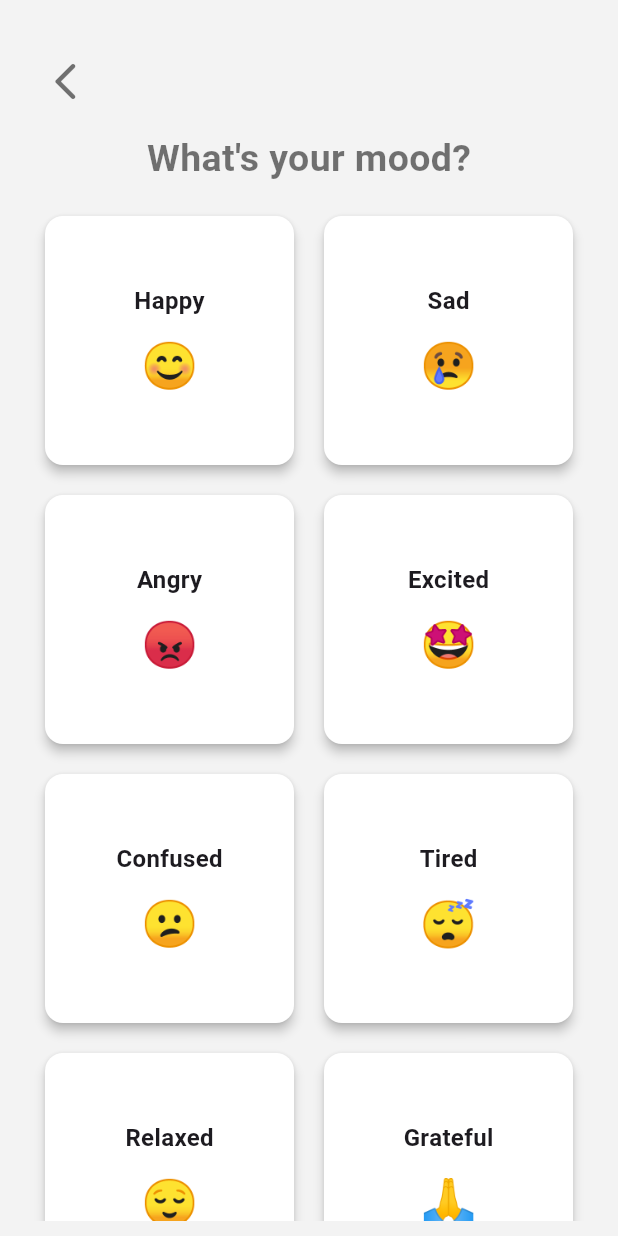
After one commit to Whis99/MoodyApp, a Flutter app: the HomePage screen opened directly, scrolled down 60 dp, after a tap on the "arrow forward ios" icon, on a phone screen of 412 x 824 dp. The commit adds this screen. Run offline on Flutter 3.47's test engine with Material 3 defaults, Android fonts, the phone set to English and light mode, and no system bars; our stand-ins replace cloud_firestore, firebase_auth, firebase_core; accounts and stored records are empty.

Commit message:
hompegae, mood card, set mood page

```diff
--- a/lib/components/firebaseService.dart
+++ b/lib/components/firebaseService.dart
@@ -1,4 +1,5 @@
 import 'package:cloud_firestore/cloud_firestore.dart';
+import 'package:firebase_auth/firebase_auth.dart';
 
 // Class to interact with Firestore to handle user data and mood entries
 class FirebaseService {
@@ -31,4 +32,18 @@ class FirebaseService {
       print('Error adding mood: $e');
     }
   }
+
+  // Retrieve a snapshot containing the user's name.
+  Future<String> getUserName() async {
+    final user = FirebaseAuth.instance.currentUser;
+    final docRef = _firestore.collection('users').doc(user!.uid);
+
+    final docSnapshot = await docRef.get();
+    if (docSnapshot.exists) {
+      return docSnapshot.data()!['name'] as String;
+    } else {
+      // Handle case where document doesn't exist
+      return 'User Not Found';
+    }
+  }
 }
--- a/lib/main.dart
+++ b/lib/main.dart
@@ -31,6 +31,9 @@ class MyApp extends StatelessWidget {
         Login.id: (context) => Login(),
       },
       debugShowCheckedModeBanner: false,
+      theme: ThemeData(
+        useMaterial3: true,
+      ),
     );
   }
 }
--- a/lib/pages/Login.dart
+++ b/lib/pages/Login.dart
@@ -1,7 +1,7 @@
 import 'package:flutter/material.dart';
 import 'package:firebase_auth/firebase_auth.dart';
 import 'package:moody/pages/Sign_up.dart';
-import 'package:moody/pages/mood_tracker.dart';
+import 'package:moody/pages/home.dart';
 
 class Login extends StatelessWidget {
   static const String id = 'login';
@@ -19,8 +19,8 @@ class Login extends StatelessWidget {
           email: email, password: password);
       // Navigate to the next screen upon successful login
       if (user.user != null) {
-        Navigator.pushReplacement(context,
-            MaterialPageRoute(builder: (context) => const MoodTracker()));
+        Navigator.pushReplacement(
+            context, MaterialPageRoute(builder: (context) => HomePage()));
       }
     } catch (e) {
       // Handle login errors
@@ -62,6 +62,7 @@ class Login extends StatelessWidget {
                   const SizedBox(height: 20),
                   TextField(
                     controller: _emailController,
+                    keyboardType: TextInputType.emailAddress,
                     decoration: InputDecoration(
                       hintText: 'Email',
                       border: OutlineInputBorder(
@@ -74,6 +75,7 @@ class Login extends StatelessWidget {
                   const SizedBox(height: 10),
                   TextField(
                     controller: _passwordController,
+                    keyboardType: TextInputType.visiblePassword,
                     obscureText: true,
                     decoration: InputDecoration(
                       hintText: 'Password',
--- a/lib/pages/Sign_up.dart
+++ b/lib/pages/Sign_up.dart
@@ -1,7 +1,7 @@
 import 'package:flutter/material.dart';
 import 'package:firebase_auth/firebase_auth.dart';
 import 'package:moody/components/firebaseService.dart';
-import 'package:moody/pages/mood_tracker.dart';
+import 'package:moody/pages/home.dart';
 // import 'package:moody/pages/Login.dart';
 
 class SignUp extends StatelessWidget {
@@ -31,8 +31,8 @@ class SignUp extends StatelessWidget {
 
       // Navigate to the next screen upon successful sign-up
       if (newUser.user != null) {
-        Navigator.pushReplacement(context,
-            MaterialPageRoute(builder: (context) => const MoodTracker()));
+        Navigator.pushReplacement(
+            context, MaterialPageRoute(builder: (context) => HomePage()));
       }
     } on FirebaseAuthException catch (e) {
       if (e.code == 'email-already-in-use') {
--- /dev/null
+++ b/lib/pages/home.dart
@@ -0,0 +1,211 @@
+import 'package:flutter/material.dart';
+import 'package:flutter/widgets.dart';
+// import 'package:firebase_auth/firebase_auth.dart';
+import 'package:moody/components/firebaseService.dart';
+import 'package:moody/pages/setMood.dart';
+
+class HomePage extends StatefulWidget {
+  HomePage({super.key});
+
+  @override
+  State<HomePage> createState() => _HomePageState();
+}
+
+class _HomePageState extends State<HomePage> {
+  final FirebaseService firebaseService = FirebaseService();
+  Future<String>? _userName;
+
+  @override
+  void initState() {
+    super.initState();
+    _userName = firebaseService.getUserName();
+  }
+
+  @override
+  Widget build(BuildContext context) {
+    return Scaffold(
+      backgroundColor: const Color.fromARGB(255, 243, 243, 243),
+      appBar: AppBar(
+        title: const Text("Moody"),
+        titleSpacing: 00.0,
+        centerTitle: true,
+        toolbarHeight: 60.2,
+        toolbarOpacity: 0.9,
+        elevation: 0.00,
+      ),
+      body: Padding(
+        padding: const EdgeInsets.fromLTRB(20, 25, 20, 10),
+        child: ListView(
+          children: [
+            FutureBuilder<String>(
+                future: _userName,
+                builder: (context, snapshot) {
+                  if (snapshot.hasData) {
+                    print(_userName);
+                    return Text(
+                      "Hi $_userName",
+                      style: const TextStyle(
+                        color: Colors.black54,
+                        fontWeight: FontWeight.w600,
+                        fontSize: 20.0,
+                      ),
+                    );
+                  } else if (snapshot.hasError) {
+                    return Text('Error: ${snapshot.error}');
+                  }
+                  // Display a loading indicator while fetching
+                  return const CircularProgressIndicator();
+                }),
+            // SearchBar
+            Padding(
+              padding: EdgeInsets.symmetric(vertical: 20),
+              child: TextField(
+                decoration: InputDecoration(
+                  hintText: "Search for a user",
+                  filled: true,
+                  fillColor: Colors.white,
+                  prefixIcon:
+                      const Icon(Icons.search, size: 30, color: Colors.black54),
+                  border: OutlineInputBorder(
+                    borderRadius: BorderRadius.circular(50),
+                  ),
+                ),
+              ),
+            ),
+            moodCard(),
+            setMood(),
+            userList(),
+          ],
+        ),
+      ),
+    );
+  }
+
+  Container userList() {
+    return Container(
+      margin: EdgeInsets.symmetric(vertical: 20),
+      padding: EdgeInsets.all(20),
+      height: 350.0,
+      decoration: BoxDecoration(
+        color: Colors.white,
+        borderRadius: BorderRadius.circular(10),
+        boxShadow: [
+          BoxShadow(
+            color: Colors.grey.withOpacity(0.5),
+            spreadRadius: 2,
+            blurRadius: 3,
+            offset: Offset(0, 2),
+          ),
+        ],
+      ),
+      child: SingleChildScrollView(
+        child: ListView.builder(
+          shrinkWrap: true,
+          physics: const NeverScrollableScrollPhysics(),
+          itemCount: 10, // Replace with actual count of followed users
+          itemBuilder: (context, index) {
+            return ListTile(
+              title: Text("Followed User ${index + 1}"),
+              subtitle: const Text("Mood: Happy"),
+              leading: CircleAvatar(
+                child: Text((index + 1).toString()),
+              ),
+            );
+          },
+        ),
+      ),
+    );
+  }
+
+  Container setMood() {
+    return Container(
+      margin: const EdgeInsets.symmetric(vertical: 20),
+      padding: const EdgeInsets.all(20),
+      decoration: BoxDecoration(
+        color: Colors.white,
+        borderRadius: BorderRadius.circular(10),
+        boxShadow: [
+          BoxShadow(
+            color: Colors.grey.withOpacity(0.5),
+            spreadRadius: 2,
+            blurRadius: 3,
+            offset: Offset(0, 2),
+          ),
+        ],
+      ),
+      child: Row(
+        children: [
+          const Text(
+            "Set a Mood",
+            style: TextStyle(
+              fontSize: 25.0,
+              fontWeight: FontWeight.bold,
+              color: Colors.black54,
+            ),
+          ),
+          Spacer(),
+          IconButton(
+            onPressed: () {
+              // Handle click
+              Navigator.pushReplacement(context,
+                  MaterialPageRoute(builder: (context) => SetMoodPage()));
+            },
+            icon: const Icon(
+              Icons.arrow_forward_ios_rounded,
+              size: 30.0,
+              color: Colors.black54,
+            ),
+          ),
+        ],
+      ),
+    );
+  }
+
+  Card moodCard() {
+    return Card(
+      elevation: 0,
+      color: Colors.white,
+      shape: RoundedRectangleBorder(
+        borderRadius: BorderRadius.circular(10),
+      ),
+      child: const Padding(
+        padding: EdgeInsets.fromLTRB(20, 10, 20, 10),
+        child: Column(
+          crossAxisAlignment: CrossAxisAlignment.start,
+          children: [
+            Row(
+              children: [
+                Text(
+                  "Your Mood",
+                  style: TextStyle(
+                      fontWeight: FontWeight.bold,
+                      fontSize: 30.0,
+                      color: Colors.black54),
+                ),
+                Spacer(),
+                Text(
+                  "😊",
+                  style: TextStyle(fontWeight: FontWeight.bold, fontSize: 40.0),
+                ), // Display mood emoji
+              ],
+            ),
+            SizedBox(height: 40),
+            Row(
+              children: [
+                Text(
+                  "Happy",
+                  style: TextStyle(
+                      fontWeight: FontWeight.w500,
+                      fontSize: 15.0,
+                      color: Colors.black54),
+                ), // Display mood text
+                Spacer(),
+                Text("10:30 AM"), // Display mood time
+              ],
+            ),
+          ],
+        ),
+      ),
+    );
+  }
+}
--- a/lib/pages/mood_tracker.dart
+++ /dev/null
@@ -1,26 +0,0 @@
-import 'package:flutter/material.dart';
-
-class MoodTracker extends StatefulWidget {
-  const MoodTracker({super.key});
-
-  @override
-  State<MoodTracker> createState() => _MoodTrackerState();
-}
-
-class _MoodTrackerState extends State<MoodTracker> {
-  @override
-  Widget build(BuildContext context) {
-    return Scaffold(
-      appBar: AppBar(
-        title: const Text(
-          "Moody",
-        ),
-      ),
-      body: SafeArea(
-        child: Container(
-
-        ),
-      ),
-    );
-  }
-}
--- /dev/null
+++ b/lib/pages/setMood.dart
@@ -0,0 +1,109 @@
+import 'package:flutter/material.dart';
+import 'package:moody/pages/home.dart';
+
+class SetMoodPage extends StatelessWidget {
+  // Dictionary to store moods and emojis
+  final Map<String, String> moods = {
+    'Happy': '😊',
+    'Sad': '😢',
+    'Angry': '😡',
+    'Excited': '🤩',
+    'Confused': '😕',
+    'Tired': '😴',
+    'Relaxed': '😌',
+    'Grateful': '🙏',
+    'Surprised': '😮',
+    'Content': '😌',
+    'Love': '❤️',
+    'Stressed': '😫',
+    'Depressed': '😞',
+    'Meh': '😑',
+    // Add more moods and emojis as needed
+  };
+
+  @override
+  Widget build(BuildContext context) {
+    return Scaffold(
+      backgroundColor: const Color.fromARGB(255, 243, 243, 243),
+      body: Padding(
+        padding: const EdgeInsets.fromLTRB(20, 30, 20, 10),
+        child: Column(
+          children: [
+            Container(
+              alignment: Alignment.topLeft,
+              child: IconButton(
+                onPressed: () {
+                  // Handle click
+                  Navigator.pushReplacement(context,
+                      MaterialPageRoute(builder: (context) => HomePage()));
+                },
+                icon: const Icon(
+                  Icons.arrow_back_ios_rounded,
+                  size: 30.0,
+                  color: Colors.black54,
+                ),
+              ),
+            ),
+            const SizedBox(
+              height: 10.0,
+            ),
+            const Text(
+              "What's your mood?",
+              style: TextStyle(
+                fontSize: 25.0,
+                fontWeight: FontWeight.bold,
+                color: Colors.black54,
+              ),
+            ),
+            const SizedBox(
+              height: 10.0,
+            ),
+            Expanded(
+              child: GridView.count(
+                crossAxisCount: 2,
+                children: moods.entries.map((entry) {
+                  return _buildMoodCard(entry.key, entry.value);
+                }).toList(),
+              ),
+            ),
+          ],
+        ),
+      ),
+    );
+  }
+
+  Widget _buildMoodCard(String mood, String emoji) {
+    return GestureDetector(
+      onTap: () => {
+        print(mood),
+      },
+      child: Card(
+        elevation: 3,
+        color: Colors.white,
+        margin: const EdgeInsets.all(10),
+        child: Padding(
+          padding: const EdgeInsets.all(10),
+          child: Column(
+            mainAxisAlignment: MainAxisAlignment.center,
+            children: [
+              Text(
+                mood,
+                style: const TextStyle(
+                  fontWeight: FontWeight.bold,
+                  fontSize: 16,
+                ),
+              ),
+              SizedBox(height: 10),
+              Text(
+                emoji,
+                style: TextStyle(
+                  fontSize: 30,
+                ),
+              ),
+            ],
+          ),
+        ),
+      ),
+    );
+  }
+}
```
Also changed, not shown: 1 other file.
